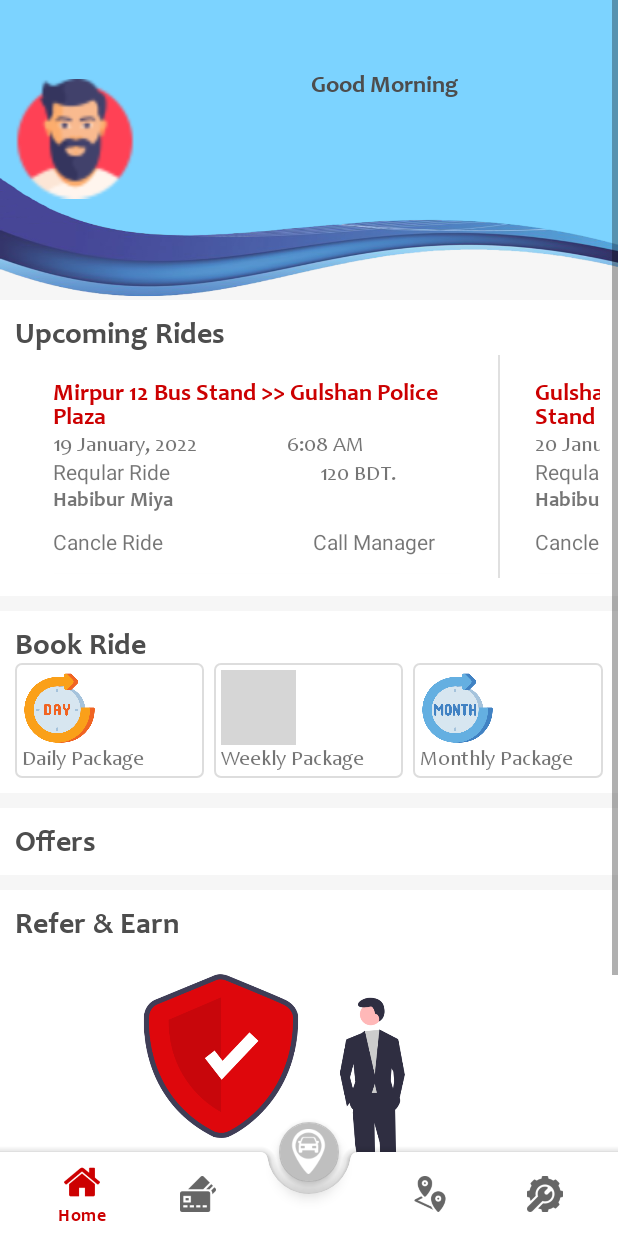
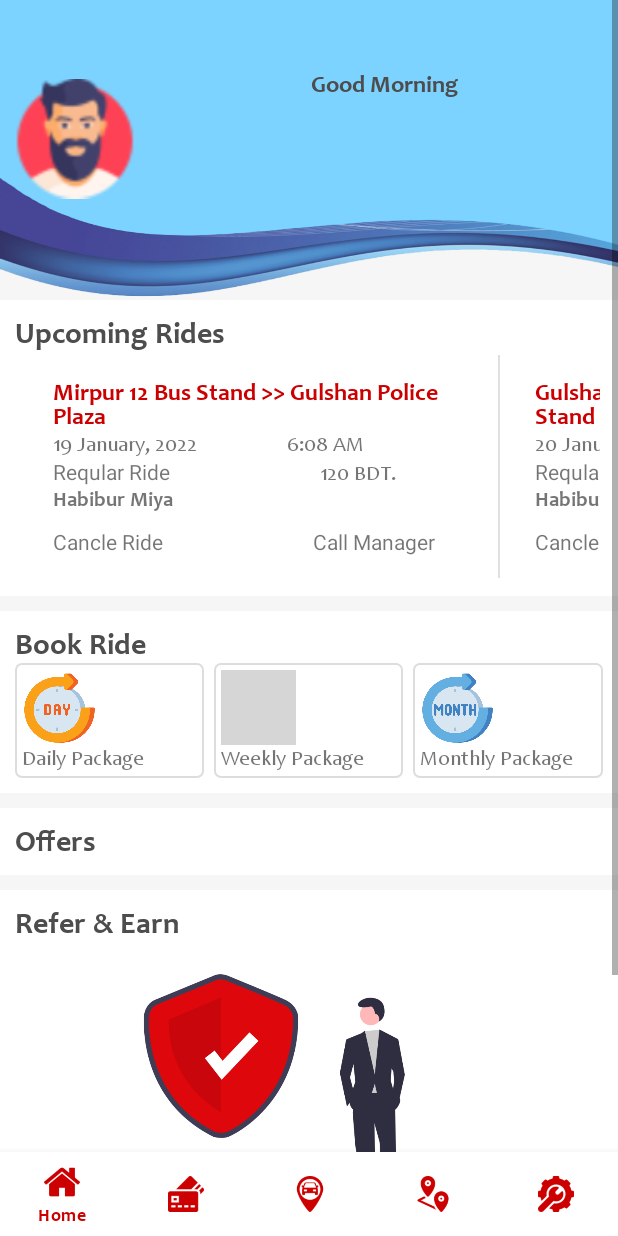
Before and after one commit to Aronno1920/LetsRideApp, an Android app: the HomeActivity screen opened directly, with no data from a screen before it, on a phone screen of 412 x 824 dp. Run offline under Robolectric (Android 15) with nearby library versions, the light colour scheme and no system bars; pictures from the network do not load; 6 statements that could not run were skipped; grey boxes are pictures that could not be loaded.

Commit message:
Update Bottom Navigation

```diff
--- a/app/build.gradle
+++ b/app/build.gradle
@@ -29,8 +29,9 @@ android {
 
 dependencies {
 
-    implementation 'androidx.appcompat:appcompat:1.4.1'
-    implementation 'androidx.constraintlayout:constraintlayout:2.1.3'
+    /*implementation 'androidx.appcompat:appcompat:1.4.1'
+    implementation 'androidx.constraintlayout:constraintlayout:2.1.3'*/
+
     implementation 'com.google.android.material:material:1.6.0-alpha02'
     implementation 'androidx.legacy:legacy-support-v4:1.0.0'
     testImplementation 'junit:junit:4.13.2'
--- a/app/src/main/java/bd/com/letsride/user/presentation/activities/HomeActivity.java
+++ b/app/src/main/java/bd/com/letsride/user/presentation/activities/HomeActivity.java
@@ -8,6 +8,8 @@ import android.os.Handler;
 import android.os.Looper;
 import android.view.MenuItem;
 import android.widget.Toast;
+
+import androidx.annotation.NonNull;
 
 import com.google.android.material.bottomnavigation.BottomNavigationView;
 
@@ -30,16 +32,17 @@ public class HomeActivity extends BaseActivity implements SettingFragment.OnSett
     protected void onCreate(Bundle savedInstanceState) {
         super.onCreate(savedInstanceState);
         setContentView(R.layout.activity_home);
-        initializeUI();
+        bottomNavigationView = findViewById(R.id.bottomNavigationView);
+
         registerActions();
 
         loadFragment(new DashboardFragment());
     }
 
-    private void registerActions() {
-        bottomNavigationView.setOnNavigationItemSelectedListener(new BottomNavigationView.OnNavigationItemSelectedListener() {
+    BottomNavigationView.OnNavigationItemSelectedListener navigationItemSelectedListener =
+            new BottomNavigationView.OnNavigationItemSelectedListener() {
                 @Override
-            public boolean onNavigationItemSelected(MenuItem item) {
+                public boolean onNavigationItemSelected(@NonNull MenuItem item) {
                     switch (item.getItemId()) {
                         case R.id.home:
                             loadFragment(new DashboardFragment());
@@ -54,20 +57,36 @@ public class HomeActivity extends BaseActivity implements SettingFragment.OnSett
                             loadFragment(new SettingFragment());
                             break;
                     }
-                return true;
+                    return false;
                 }
-        });
+            };
+
+    private void registerActions() {
+//        bottomNavigationView.setOnNavigationItemSelectedListener(new BottomNavigationView.OnNavigationItemSelectedListener() {
+//            @Override
+//            public boolean onNavigationItemSelected(MenuItem item) {
+//                switch (item.getItemId()) {
+//                    case R.id.home:
+//                        loadFragment(new DashboardFragment());
+//                        break;
+//                    case R.id.credit:
+//                        loadFragment(new CreditFragment());
+//                        break;
+//                    case R.id.routes:
+//                        loadFragment(new RoutesFragment());
+//                        break;
+//                    case R.id.settings:
+//                        loadFragment(new SettingFragment());
+//                        break;
+//                }
+//                return true;
+//            }
+//        });
 
     }
 
     private void loadFragment(Fragment fragment) {
         getFragmentManager().beginTransaction().replace(R.id.linLayoutContainer, fragment).commit();
-    }
-
-    private void initializeUI() {
-        bottomNavigationView = (BottomNavigationView) findViewById(R.id.bottomNavigationView);
-        bottomNavigationView.setBackground(null);
-        bottomNavigationView.getMenu().getItem(2).setEnabled(false);
     }
 
     @Override
--- a/app/src/main/res/layout/activity_home.xml
+++ b/app/src/main/res/layout/activity_home.xml
@@ -1,5 +1,6 @@
 <?xml version="1.0" encoding="utf-8"?>
-<androidx.constraintlayout.widget.ConstraintLayout xmlns:android="http://schemas.android.com/apk/res/android"
+<androidx.constraintlayout.widget.ConstraintLayout
+    xmlns:android="http://schemas.android.com/apk/res/android"
     xmlns:app="http://schemas.android.com/apk/res-auto"
     xmlns:tools="http://schemas.android.com/tools"
     android:layout_width="match_parent"
@@ -7,45 +8,19 @@
     tools:context=".presentation.activities.HomeActivity">
 
     <FrameLayout
-        android:id="@+id/linLayoutContainer"
         android:layout_width="match_parent"
-        android:layout_height="wrap_content"
-        android:orientation="vertical"
-        tools:ignore="MissingConstraints" />
+        android:layout_height="match_parent"
+        android:id="@+id/linLayoutContainer">
 
-    <androidx.coordinatorlayout.widget.CoordinatorLayout
-        android:layout_width="match_parent"
-        android:layout_height="match_parent">
-
-        <com.google.android.material.bottomappbar.BottomAppBar
-            android:id="@+id/bottomAppBar"
+        <com.google.android.material.bottomnavigation.BottomNavigationView
+            android:id="@+id/bottomNavigationView"
             android:layout_width="match_parent"
             android:layout_height="wrap_content"
             android:layout_gravity="bottom"
-            app:fabCradleMargin="8dp"
-            app:fabCradleRoundedCornerRadius="5dp">
-
-            <com.google.android.material.bottomnavigation.BottomNavigationView
-                android:id="@+id/bottomNavigationView"
-                android:layout_width="match_parent"
-                android:layout_height="match_parent"
-                android:layout_marginEnd="10dp"
-                android:background="?android:attr/windowBackground"
-                app:menu="@menu/bottom_nav_menu" />
-
-        </com.google.android.material.bottomappbar.BottomAppBar>
-
-        <com.google.android.material.floatingactionbutton.FloatingActionButton
-            android:id="@+id/fab"
-            android:layout_width="wrap_content"
-            android:layout_height="wrap_content"
-            android:contentDescription="@string/app_name"
-            android:src="@drawable/ic_car_booking"
-            app:maxImageSize="30dp"
-            app:fabSize="mini"
-            android:theme="@style/MyFloatingActionButton"
-            app:layout_anchor="@id/bottomAppBar" />
-
-    </androidx.coordinatorlayout.widget.CoordinatorLayout>
+            android:background="@color/colorWhite"
+            app:itemIconTint="@color/colorMarron"
+            app:itemTextColor="@color/colorMarron"
+            app:menu="@menu/bottom_nav_menu" />
+    </FrameLayout>
 
 </androidx.constraintlayout.widget.ConstraintLayout>
--- a/app/src/main/res/menu/bottom_nav_menu.xml
+++ b/app/src/main/res/menu/bottom_nav_menu.xml
@@ -13,6 +13,7 @@
 
     <item
         android:id="@+id/placeholder"
+        android:icon="@drawable/ic_car_booking"
         android:title="Book Now" />
 
     <item
```
Also changed, not shown: 1 other file. Lines whose indentation alone changed are shown as unchanged.
